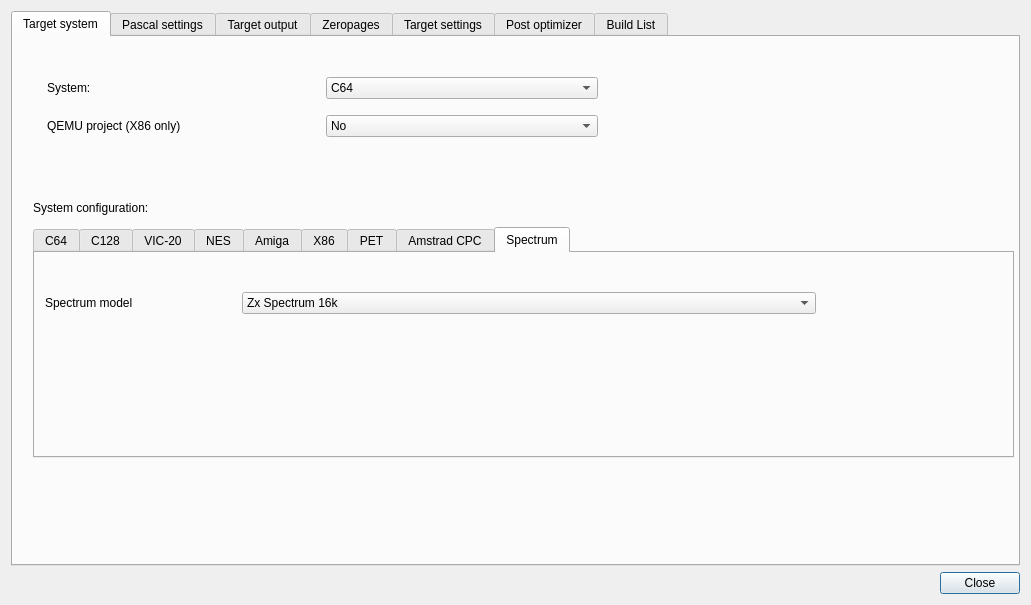
Above: source/dialogprojectsettings.ui from leuat/TRSE before the change. Below: the same form after it.
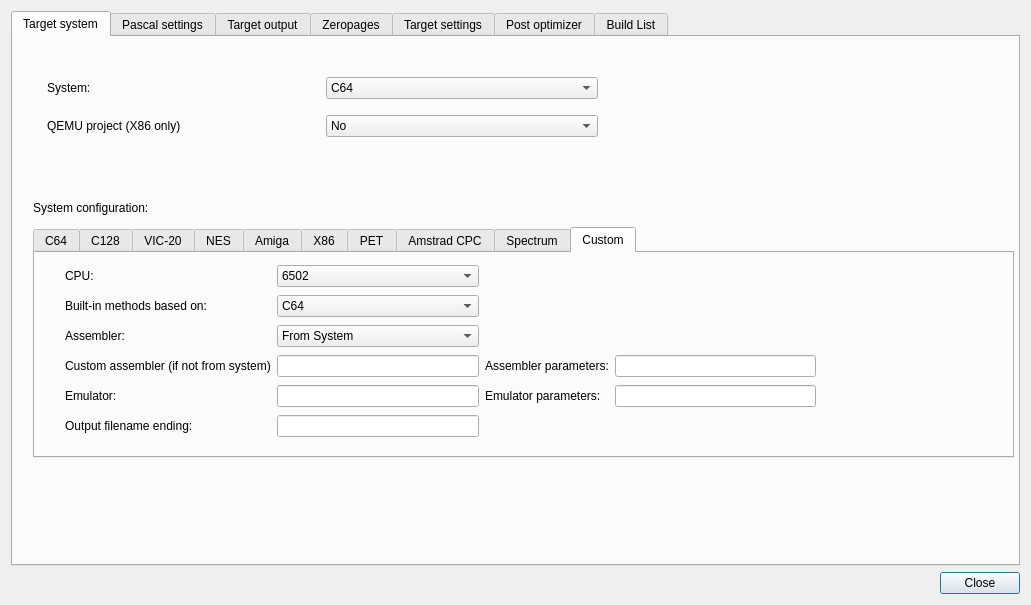
That is the form after the change.

Commit message: Massive bugfix (8 hour search) + added new Custom system (first test)

Patch:
```diff
--- a/source/dialogprojectsettings.ui
+++ b/source/dialogprojectsettings.ui
@@ -72,7 +72,7 @@
           </rect>
          </property>
          <property name="currentIndex">
-          <number>8</number>
+          <number>9</number>
          </property>
          <widget class="QWidget" name="tabC64">
           <attribute name="title">
@@ -618,6 +618,226 @@
            </layout>
           </widget>
          </widget>
+         <widget class="QWidget" name="tab_13">
+          <attribute name="title">
+           <string>Custom</string>
+          </attribute>
+          <widget class="QWidget" name="gridLayoutWidget_8">
+           <property name="geometry">
+            <rect>
+             <x>30</x>
+             <y>10</y>
+             <width>751</width>
+             <height>176</height>
+            </rect>
+           </property>
+           <layout class="QGridLayout" name="gridLayout_18">
+            <item row="0" column="0">
+             <widget class="QLabel" name="label_36">
+              <property name="text">
+               <string>CPU:</string>
+              </property>
+             </widget>
+            </item>
+            <item row="2" column="1">
+             <widget class="QComboBox" name="cmbCustomAssembler">
+              <item>
+               <property name="text">
+                <string>From System</string>
+               </property>
+              </item>
+              <item>
+               <property name="text">
+                <string>Custom</string>
+               </property>
+              </item>
+             </widget>
+            </item>
+            <item row="4" column="0">
+             <widget class="QLabel" name="label_41">
+              <property name="text">
+               <string>Emulator:</string>
+              </property>
+             </widget>
+            </item>
+            <item row="1" column="0">
+             <widget class="QLabel" name="label_37">
+              <property name="text">
+               <string>Built-in methods based on:</string>
+              </property>
+             </widget>
+            </item>
+            <item row="1" column="1">
+             <widget class="QComboBox" name="cmbCustomMethods">
+              <item>
+               <property name="text">
+                <string>C64</string>
+               </property>
+              </item>
+              <item>
+               <property name="text">
+                <string>VIC20</string>
+               </property>
+              </item>
+              <item>
+               <property name="text">
+                <string>SNES</string>
+               </property>
+              </item>
+              <item>
+               <property name="text">
+                <string>NES</string>
+               </property>
+              </item>
+              <item>
+               <property name="text">
+                <string>GAMEBOY</string>
+               </property>
+              </item>
+              <item>
+               <property name="text">
+                <string>AMSTRADCPC</string>
+               </property>
+              </item>
+              <item>
+               <property name="text">
+                <string>MEGA65</string>
+               </property>
+              </item>
+              <item>
+               <property name="text">
+                <string>OK64</string>
+               </property>
+              </item>
+              <item>
+               <property name="text">
+                <string>PET</string>
+               </property>
+              </item>
+              <item>
+               <property name="text">
+                <string>X16</string>
+               </property>
+              </item>
+              <item>
+               <property name="text">
+                <string>ATARI512ST</string>
+               </property>
+              </item>
+              <item>
+               <property name="text">
+                <string>AMIGA</string>
+               </property>
+              </item>
+              <item>
+               <property name="text">
+                <string>X86</string>
+               </property>
+              </item>
+              <item>
+               <property name="text">
+                <string>BBCM</string>
+               </property>
+              </item>
+              <item>
+               <property name="text">
+                <string>ATARI2600</string>
+               </property>
+              </item>
+             </widget>
+            </item>
+            <item row="3" column="3">
+             <widget class="QLineEdit" name="leCustomAssemblerParameters"/>
+            </item>
+            <item row="4" column="2">
+             <widget class="QLabel" name="label_42">
+              <property name="text">
+               <string>Emulator parameters:</string>
+              </property>
+             </widget>
+            </item>
+            <item row="3" column="2">
+             <widget class="QLabel" name="label_40">
+              <property name="text">
+               <string>Assembler parameters:</string>
+              </property>
+             </widget>
+            </item>
+            <item row="3" column="1">
+             <widget class="QLineEdit" name="leCustomAssembler"/>
+            </item>
+            <item row="4" column="3">
+             <widget class="QLineEdit" name="leCustomEmulatorParameters"/>
+            </item>
+            <item row="3" column="0">
+             <widget class="QLabel" name="label_39">
+              <property name="text">
+               <string>Custom assembler (if not from system)</string>
+              </property>
+             </widget>
+            </item>
+            <item row="0" column="1">
+             <widget class="QComboBox" name="cmbCustomCPU">
+              <item>
+               <property name="text">
+                <string>6502</string>
+               </property>
+              </item>
+              <item>
+               <property name="text">
+                <string>65C816</string>
+               </property>
+              </item>
+              <item>
+               <property name="text">
+                <string>65C02</string>
+               </property>
+              </item>
+              <item>
+               <property name="text">
+                <string>Z80</string>
+               </property>
+              </item>
+              <item>
+               <property name="text">
+                <string>GBZ80</string>
+               </property>
+              </item>
+              <item>
+               <property name="text">
+                <string>X86</string>
+               </property>
+              </item>
+              <item>
+               <property name="text">
+                <string>M68000</string>
+               </property>
+              </item>
+             </widget>
+            </item>
+            <item row="2" column="0">
+             <widget class="QLabel" name="label_38">
+              <property name="text">
+               <string>Assembler:</string>
+              </property>
+             </widget>
+            </item>
+            <item row="4" column="1">
+             <widget class="QLineEdit" name="leCustomEmulator"/>
+            </item>
+            <item row="5" column="0">
+             <widget class="QLabel" name="label_43">
+              <property name="text">
+               <string>Output filename ending:</string>
+              </property>
+             </widget>
+            </item>
+            <item row="5" column="1">
+             <widget class="QLineEdit" name="leCustomEnding"/>
+            </item>
+           </layout>
+          </widget>
+         </widget>
         </widget>
         <widget class="QWidget" name="gridLayoutWidget_7">
          <property name="geometry">
```
Left out of the diff: 5 changed lines with no effect on the pictures. The commit also changes 38 other files.
